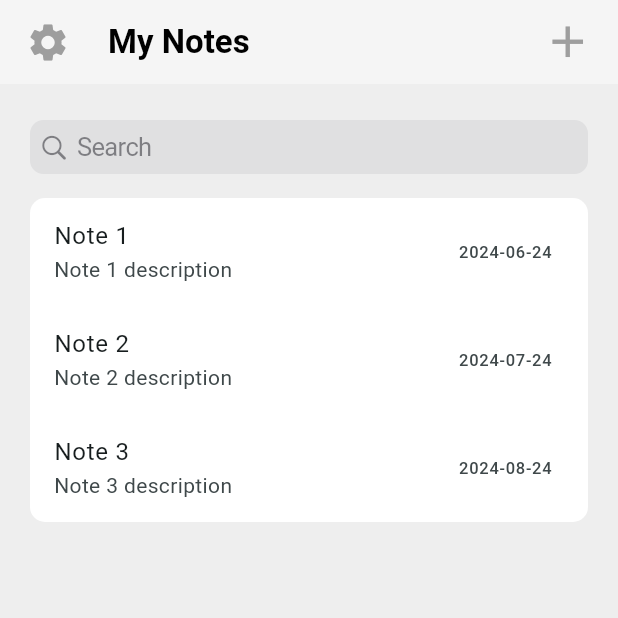
After one commit to ChrisJulLimantoro/my_notes, a Flutter app: the HomeScreen screen opened by its route, on a phone screen of 412 x 824 dp, the top half of it. The commit adds this screen. Run offline on Flutter 3.47's test engine with Material 3 defaults, Android fonts, the phone set to English and light mode, and no system bars; missing offline and left inert: crypt.

Commit message:
Feat: done note management & pin

```diff
--- a/lib/main.dart
+++ b/lib/main.dart
@@ -1,5 +1,6 @@
 import 'package:flutter/material.dart';
 import 'package:my_notes/screens/lock.dart';
+import 'package:my_notes/screens/home.dart';
 
 void main() {
   runApp(const MyApp());
@@ -19,6 +20,9 @@ class MyApp extends StatelessWidget {
         ),
         debugShowCheckedModeBanner: false,
         home: const LockScreen(),
-    );
+        routes: {
+          '/home': (context) => const HomeScreen(),
+          '/lock': (context) => const LockScreen(),
+        });
   }
 }
--- /dev/null
+++ b/lib/screens/home.dart
@@ -0,0 +1,211 @@
+import 'package:flutter/material.dart';
+import 'package:flutter/cupertino.dart';
+import 'package:flutter/widgets.dart';
+import 'package:intl/intl.dart';
+
+class HomeScreen extends StatefulWidget {
+  const HomeScreen({super.key});
+
+  @override
+  State<HomeScreen> createState() => _HomeScreenState();
+}
+
+class _HomeScreenState extends State<HomeScreen> {
+  List<Map<String, dynamic>> notes = [
+    {
+      "id": 1,
+      "title": "Note 1",
+      "content": "Note 1 description",
+      "created_at": DateTime.parse("2024-06-24"),
+    },
+    {
+      "id": 2,
+      "title": "Note 2",
+      "content": "Note 2 description",
+      "created_at": DateTime.parse("2024-07-24"),
+    },
+    {
+      "id": 3,
+      "title": "Note 3",
+      "content": "Note 3 description",
+      "created_at": DateTime.parse("2024-08-24"),
+    }
+  ];
+
+  List<Map<String, dynamic>> notesCopy = [];
+
+  @override
+  void initState() {
+    super.initState();
+    notesCopy = List.from(notes);
+  }
+
+  // Function for snackbar
+  void launchSnackBar(BuildContext context, Map<String, dynamic> item) {
+    ScaffoldMessenger.of(context).showSnackBar(SnackBar(
+      content: Text(
+        'Notes ${item["title"]} deleted',
+        style: const TextStyle(
+          color: Colors.white,
+          fontSize: 16,
+        ),
+      ),
+      action: SnackBarAction(
+        label: 'Undo',
+        textColor: Colors.white,
+        onPressed: () {
+          // Add item back to list
+          setState(() {
+            notes.add(item);
+            notesCopy.add(item);
+          });
+        },
+      ),
+      backgroundColor: Colors.red,
+    ));
+  }
+
+  // function for filter notes
+  void filterNotes(String value) {
+    value = value.toLowerCase();
+    setState(() {
+      notesCopy = notes.where((item) {
+        return item['title'].toLowerCase().contains(value) ||
+            item['content'].toLowerCase().contains(value) ||
+            DateFormat('yyyy-MM-dd').format(item['created_at']).contains(value);
+      }).toList();
+    });
+  }
+
+  @override
+  Widget build(BuildContext context) {
+    Brightness theme = MediaQuery.of(context).platformBrightness;
+    return Scaffold(
+      body: CustomScrollView(
+        slivers: [
+          SliverAppBar(
+            leading: Padding(
+              padding: const EdgeInsets.only(left: 8.0),
+              child: IconButton(
+                icon: const Icon(
+                  Icons.settings,
+                  color: Colors.grey,
+                  size: 30,
+                ),
+                onPressed: () => {},
+              ),
+            ),
+            title: const Text(
+              'My Notes',
+              style: TextStyle(
+                color: Colors.black,
+                fontWeight: FontWeight.bold,
+              ),
+            ),
+            actions: [
+              Padding(
+                padding: const EdgeInsets.only(right: 8.0),
+                child: IconButton(
+                  icon: const Icon(
+                    Icons.add,
+                    color: Colors.grey,
+                    size: 35,
+                  ),
+                  onPressed: () => {},
+                ),
+              )
+            ],
+            backgroundColor: theme == Brightness.light
+                ? Colors.white.withAlpha(100)
+                : Colors.black.withAlpha(100),
+            surfaceTintColor: theme == Brightness.light
+                ? Colors.white.withAlpha(200)
+                : Colors.black.withAlpha(100),
+            elevation: 2,
+            pinned: true,
+            snap: true,
+            floating: true,
+          ),
+          SliverToBoxAdapter(
+            child: Padding(
+              padding: const EdgeInsets.symmetric(
+                horizontal: 20.0,
+                vertical: 24.0,
+              ),
+              child: Column(
+                children: [
+                  CupertinoSearchTextField(
+                    placeholder: 'Search',
+                    onChanged: (value) => {
+                      filterNotes(value),
+                    },
+                  ),
+                  const SizedBox(height: 16.0),
+                  Container(
+                    decoration: BoxDecoration(
+                      color: theme == Brightness.light
+                          ? Colors.white
+                          : Colors.grey[800],
+                      borderRadius: BorderRadius.circular(10),
+                    ),
+                    clipBehavior: Clip.antiAlias,
+                    child: Column(
+                      children: notesCopy.map((item) {
+                        return Dismissible(
+                          key: ValueKey(item['id']),
+                          onDismissed: (direction) {
+                            setState(() {
+                              notes.removeWhere(
+                                  (element) => element['id'] == item['id']);
+                              notesCopy.removeWhere(
+                                  (element) => element['id'] == item['id']);
+                            });
+                            launchSnackBar(context, item);
+                          },
+                          background: Container(
+                            color: Colors.red,
+                            child: const Padding(
+                              padding: EdgeInsets.symmetric(horizontal: 16.0),
+                              child: Row(
+                                mainAxisAlignment: MainAxisAlignment.end,
+                                children: [
+                                  Icon(Icons.delete, color: Colors.white),
+                                  Text('Deleted',
+                                      style: TextStyle(
+                                        color: Colors.white,
+                                        fontSize: 16,
+                                        fontWeight: FontWeight.bold,
+                                      )),
+                                ],
+                              ),
+                            ),
+                          ),
+                          child: Material(
+                            color: Colors.transparent,
+                            child: InkWell(
+                              onTap: () {
+                                // Handle the tap event
+                              },
+                              child: ListTile(
+                                title: Text(item['title']),
+                                subtitle: Text(item['content']),
+                                trailing: Text(DateFormat('yyyy-MM-dd')
+                                    .format(item['created_at'])),
+                              ),
+                            ),
+                          ),
+                        );
+                      }).toList(),
+                    ),
+                  ),
+                ],
+              ),
+            ),
+          ),
+        ],
+      ),
+      backgroundColor:
+          theme == Brightness.light ? Colors.grey[200] : Colors.black,
+    );
+  }
+}
--- a/pubspec.yaml
+++ b/pubspec.yaml
@@ -36,6 +36,7 @@ dependencies:
   # Use with the CupertinoIcons class for iOS style icons.
   cupertino_icons: ^1.0.6
   crypt: ^4.3.1
+  intl: ^0.19.0
 
 dev_dependencies:
   flutter_test:
```
Also changed, not shown: lib/screens/lock.dart (+17 -12 lines), pubspec.lock. Lines whose indentation alone changed are shown as unchanged.
